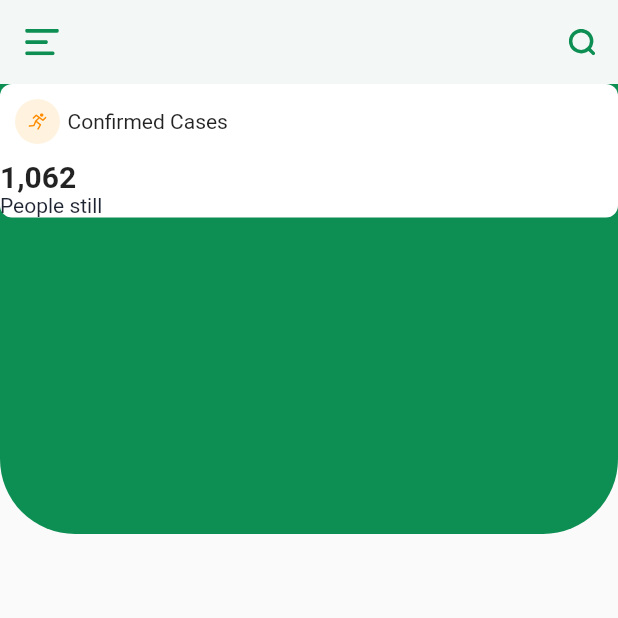
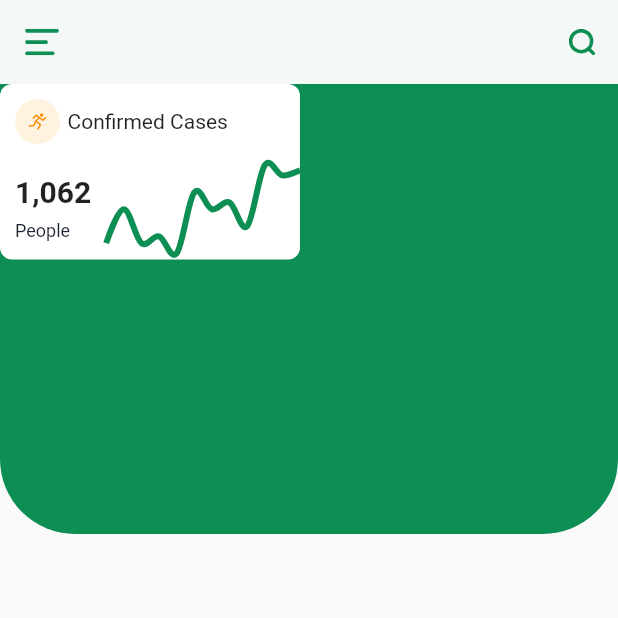
Before and after one commit to chamrouensann/COVID-19-Flutter-Application, a Flutter app: the screen it shows after launch, on a phone screen of 412 x 824 dp, the top half of it. Run offline on Flutter 3.47's test engine with Material 2 defaults, Android fonts, the phone set to English and light mode, and no system bars; drawn by our look-alikes of fl_chart; our stand-ins replace flutter_svg.

Commit message:
Adding lineChart

```diff
--- a/covid_19_source_code/lib/screens/home_screen.dart
+++ b/covid_19_source_code/lib/screens/home_screen.dart
@@ -1,4 +1,6 @@
 import 'package:covid19sourcecode/constants.dart';
+import 'package:covid19sourcecode/widgets/line_chart.dart';
+import 'package:fl_chart/fl_chart.dart';
 import 'package:flutter/material.dart';
 import 'package:flutter_svg/flutter_svg.dart';
 
@@ -20,6 +22,7 @@ class HomeScreen extends StatelessWidget {
         child: Wrap(
           children: <Widget>[
             Container(
+              width: 200,
               decoration: BoxDecoration(
                 color: Colors.white,
                 borderRadius: BorderRadius.circular(8),
@@ -55,7 +58,9 @@ class HomeScreen extends StatelessWidget {
                   ),
                   Row(
                     children: <Widget>[
-                      RichText(
+                      Padding(
+                        padding: EdgeInsets.all(10),
+                        child: RichText(
                           text: TextSpan(
                             style: TextStyle(color: kTextColor),
                             children: [
@@ -66,10 +71,20 @@ class HomeScreen extends StatelessWidget {
                                     .title
                                     .copyWith(fontWeight: FontWeight.bold),
                               ),
-                            TextSpan(text: "People still"),
+                              TextSpan(
+                                text: "People",
+                                style: TextStyle(
+                                  fontSize: 12,
+                                  height: 2,
+                                ),
+                              ),
                             ],
                           ),
                         ),
+                      ),
+                      Expanded(
+                        child: LineReportChart(),
+                      )
                     ],
                   )
                 ],
--- /dev/null
+++ b/covid_19_source_code/lib/widgets/line_chart.dart
@@ -0,0 +1,46 @@
+import 'package:fl_chart/fl_chart.dart';
+import 'package:flutter/material.dart';
+
+import '../constants.dart';
+
+class LineReportChart extends StatelessWidget {
+  @override
+  Widget build(BuildContext context) {
+    return AspectRatio(
+      aspectRatio: 2.2,
+      child: LineChart(
+        LineChartData(
+            gridData: FlGridData(show: false),
+            borderData: FlBorderData(show: false),
+            titlesData: FlTitlesData(show: false),
+            lineBarsData: [
+              LineChartBarData(
+                spots: getSports(),
+                isCurved: true,
+                dotData: FlDotData(show: false),
+                belowBarData: BarAreaData(show: false),
+                colors: [kPrimaryColor],
+                barWidth: 4,
+              ),
+            ]),
+      ),
+    );
+  }
+}
+
+List<FlSpot> getSports() {
+  return [
+    FlSpot(0, .5),
+    FlSpot(1, 1.5),
+    FlSpot(2, .5),
+    FlSpot(3, .7),
+    FlSpot(4, .2),
+    FlSpot(5, 2),
+    FlSpot(6, 1.5),
+    FlSpot(7, 1.7),
+    FlSpot(8, 1),
+    FlSpot(9, 2.8),
+    FlSpot(10, 2.5),
+    FlSpot(11, 2.65),
+  ];
+}
```
Lines whose indentation alone changed are shown as unchanged.
